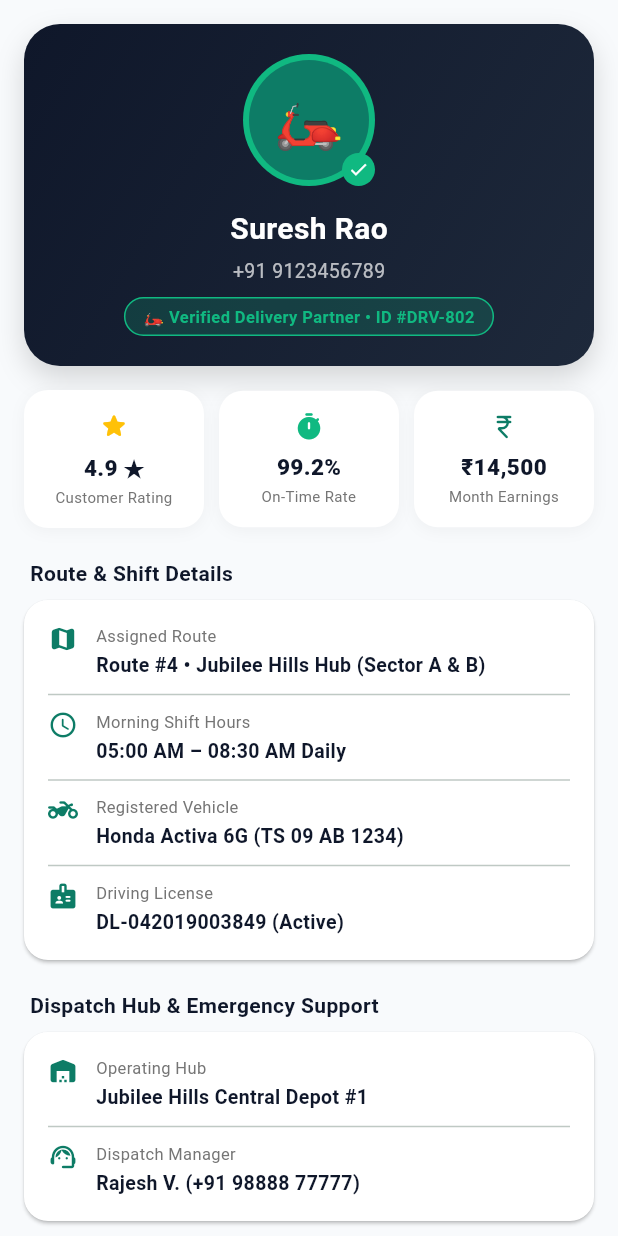
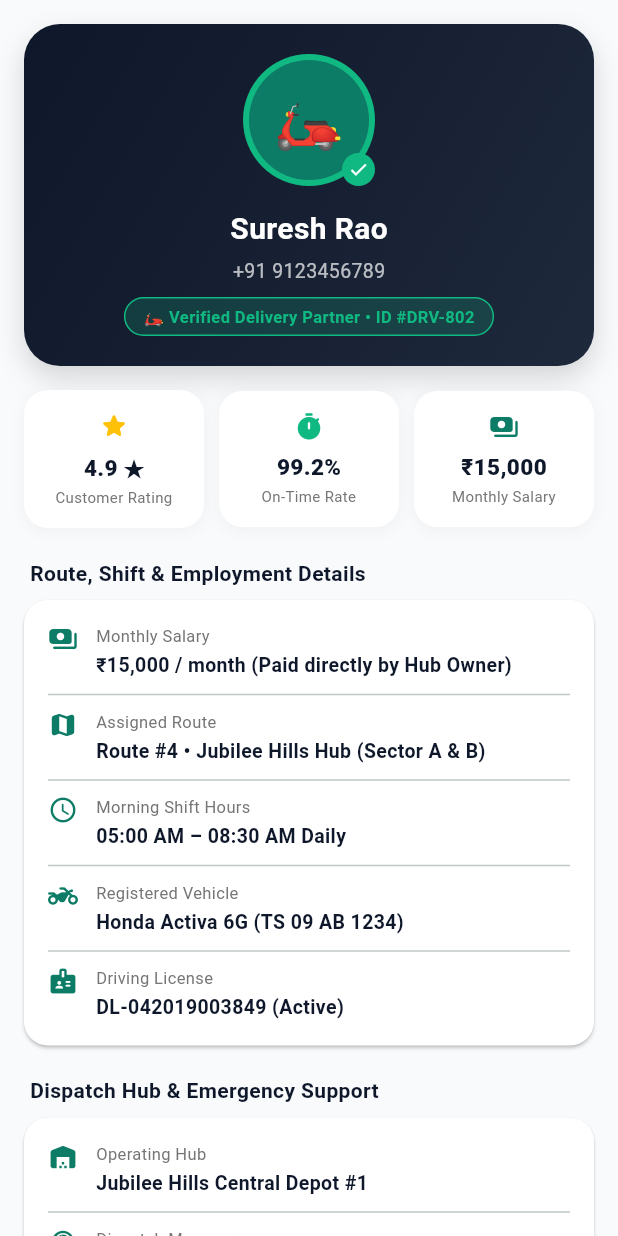
Before and after one commit to kodadcheru/milk_delivery, a Flutter app: the DriverProfileTab widget shown alone on an empty page, opened directly with empty values, on a phone screen of 412 x 824 dp. Run offline on Flutter 3.47's test engine with Material 3 defaults, Android fonts, the phone set to English and light mode, and no system bars; our stand-ins replace flutter_map, geolocator, latlong2, permission_handler, shared_preferences; accounts and stored records are empty; network calls fail.

Commit message:
feat(salary-model): updated delivery partners to fixed monthly salary model with zero per-delivery customer charges and shift attendance verification

```diff
--- a/milk_delivery_frontend/lib/screens/driver/driver_profile_tab.dart
+++ b/milk_delivery_frontend/lib/screens/driver/driver_profile_tab.dart
@@ -104,13 +104,13 @@ class DriverProfileTab extends StatelessWidget {
               const SizedBox(width: 10),
               _buildMetricCard('99.2%', 'On-Time Rate', Icons.timer_rounded, const Color(0xFF10B981)),
               const SizedBox(width: 10),
-              _buildMetricCard('₹14,500', 'Month Earnings', Icons.currency_rupee_rounded, const Color(0xFF0D7C66)),
+              _buildMetricCard('₹15,000', 'Monthly Salary', Icons.payments_rounded, const Color(0xFF0D7C66)),
             ],
           ),
           const SizedBox(height: 20),
 
           // ── Shift & Route Information ──
-          _buildSectionHeader('Route & Shift Details'),
+          _buildSectionHeader('Route, Shift & Employment Details'),
           Card(
             elevation: 1,
             shape: RoundedRectangleBorder(borderRadius: BorderRadius.circular(16)),
@@ -118,6 +118,8 @@ class DriverProfileTab extends StatelessWidget {
               padding: const EdgeInsets.all(16),
               child: Column(
                 children: [
+                  _buildDetailRow(Icons.payments_rounded, 'Monthly Salary', '₹15,000 / month (Paid directly by Hub Owner)'),
+                  const Divider(height: 20),
                   _buildDetailRow(Icons.map_rounded, 'Assigned Route', 'Route #4 • Jubilee Hills Hub (Sector A & B)'),
                   const Divider(height: 20),
                   _buildDetailRow(Icons.schedule_rounded, 'Morning Shift Hours', '05:00 AM – 08:30 AM Daily'),
--- a/milk_delivery_frontend/lib/screens/provider/provider_dashboard_screen.dart
+++ b/milk_delivery_frontend/lib/screens/provider/provider_dashboard_screen.dart
@@ -310,7 +310,7 @@ class _ProviderDashboardScreenState extends State<ProviderDashboardScreen> {
                     Container(width: 1, height: 24, color: Colors.white24),
                     _buildPartitionStat('~${(totalLitres / _activeDriverCount).toStringAsFixed(0)} Litres', 'Load per Boy'),
                     Container(width: 1, height: 24, color: Colors.white24),
-                    _buildPartitionStat('~₹${(350 + (tasks.length / _activeDriverCount).ceil() * 25 + 100).toStringAsFixed(0)}', 'Est. Pay / Boy'),
+                    _buildPartitionStat('₹15,000/mo', 'Fixed Salary / Boy'),
                   ],
                 ),
                 const SizedBox(height: 12),
@@ -324,7 +324,7 @@ class _ProviderDashboardScreenState extends State<ProviderDashboardScreen> {
                       ScaffoldMessenger.of(context).showSnackBar(
                         SnackBar(
                           backgroundColor: const Color(0xFF0D7C66),
-                          content: Text('⚖️ Hub Orders Balanced! ${tasks.length} orders partitioned equally across $_activeDriverCount delivery boys with zero route overlap.'),
+                          content: Text('⚖️ Hub Orders Balanced! ${tasks.length} orders partitioned equally across $_activeDriverCount salaried delivery boys with zero route overlap.'),
                         ),
                       );
                     },
@@ -366,7 +366,7 @@ class _ProviderDashboardScreenState extends State<ProviderDashboardScreen> {
                               mainAxisAlignment: MainAxisAlignment.spaceBetween,
                               children: [
                                 Text('🛵 $dName', style: const TextStyle(color: Colors.white, fontSize: 11, fontWeight: FontWeight.bold)),
-                                Text('${res.orderedStops.length} Stops • ${res.totalDistanceKm.toStringAsFixed(1)} km • ₹${(350 + res.orderedStops.length * 25 + 100).toStringAsFixed(0)}', style: const TextStyle(color: Color(0xFF10B981), fontSize: 10.5, fontWeight: FontWeight.w600)),
+                                Text('${res.orderedStops.length} Stops • ${res.totalDistanceKm.toStringAsFixed(1)} km • Salaried Staff', style: const TextStyle(color: Color(0xFF10B981), fontSize: 10.5, fontWeight: FontWeight.w600)),
                               ],
                             ),
                           );
@@ -775,16 +775,16 @@ class _ProviderDashboardScreenState extends State<ProviderDashboardScreen> {
   // ══════════════════════════════════════════════════════════════════════════
   Widget _buildFleetDriversSection() {
     final drivers = [
-      {'name': 'Suresh Rao', 'phone': '+91 9123456789', 'route': 'Route #4 • Jubilee Hills Sector A & B', 'stops': '12/12 Stops', 'status': '🟢 Active & Broadcasting GPS', 'payout': '₹825'},
-      {'name': 'Vikram Sharma', 'phone': '+91 9876501234', 'route': 'Route #2 • Film Nagar Highrises', 'stops': '14/14 Stops', 'status': '🟢 Active & Broadcasting GPS', 'payout': '₹890'},
-      {'name': 'Anil Kumar', 'phone': '+91 9765432109', 'route': 'Route #1 • Madhapur Tech Enclave', 'stops': '10/10 Stops', 'status': '🟢 Completed Morning Shift', 'payout': '₹750'},
-      {'name': 'Raju Patel', 'phone': '+91 9654321098', 'route': 'Route #3 • Banjara Hills Villas', 'stops': '15/15 Stops', 'status': '🔴 Shift Ended / Depot Return', 'payout': '₹920'},
+      {'name': 'Suresh Rao', 'phone': '+91 9123456789', 'route': 'Route #4 • Jubilee Hills Sector A & B', 'stops': '12/12 Stops', 'status': '🟢 Active & Broadcasting GPS', 'salary': '₹15,000/mo'},
+      {'name': 'Vikram Sharma', 'phone': '+91 9876501234', 'route': 'Route #2 • Film Nagar Highrises', 'stops': '14/14 Stops', 'status': '🟢 Active & Broadcasting GPS', 'salary': '₹15,000/mo'},
+      {'name': 'Anil Kumar', 'phone': '+91 9765432109', 'route': 'Route #1 • Madhapur Tech Enclave', 'stops': '10/10 Stops', 'status': '🟢 Completed Morning Shift', 'salary': '₹15,000/mo'},
+      {'name': 'Raju Patel', 'phone': '+91 9654321098', 'route': 'Route #3 • Banjara Hills Villas', 'stops': '15/15 Stops', 'status': '🔴 Shift Ended / Depot Return', 'salary': '₹15,000/mo'},
     ];
 
     return Column(
       crossAxisAlignment: CrossAxisAlignment.start,
       children: [
-        const Text('🛵 Assigned Hub Delivery Partners:', style: TextStyle(fontWeight: FontWeight.bold, fontSize: 14, color: Color(0xFF0F172A))),
+        const Text('🛵 Assigned Hub Salaried Fleet:', style: TextStyle(fontWeight: FontWeight.bold, fontSize: 14, color: Color(0xFF0F172A))),
         const SizedBox(height: 10),
 
         ListView.separated(
@@ -823,7 +823,7 @@ class _ProviderDashboardScreenState extends State<ProviderDashboardScreen> {
                   Column(
                     crossAxisAlignment: CrossAxisAlignment.end,
                     children: [
-                      Text(drv['payout']!, style: const TextStyle(fontWeight: FontWeight.w900, fontSize: 13, color: Color(0xFF0D7C66))),
+                      Text(drv['salary']!, style: const TextStyle(fontWeight: FontWeight.w900, fontSize: 13, color: Color(0xFF0D7C66))),
                       Text(drv['stops']!, style: TextStyle(fontSize: 10, color: Colors.grey[600])),
                       const SizedBox(height: 4),
                       IconButton(
```
Also changed, not shown: milk_delivery_frontend/lib/screens/driver/driver_dashboard_screen.dart (+5 -8 lines), milk_delivery_frontend/lib/screens/driver/morning_batch_screen.dart (+10 -9 lines).
